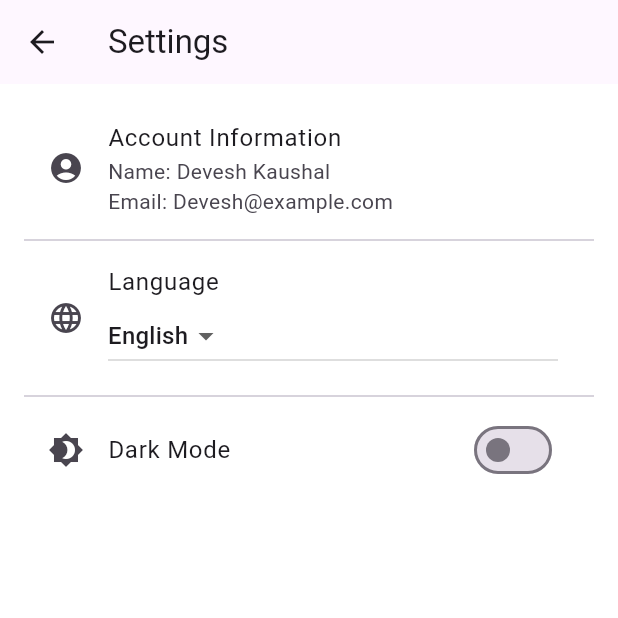
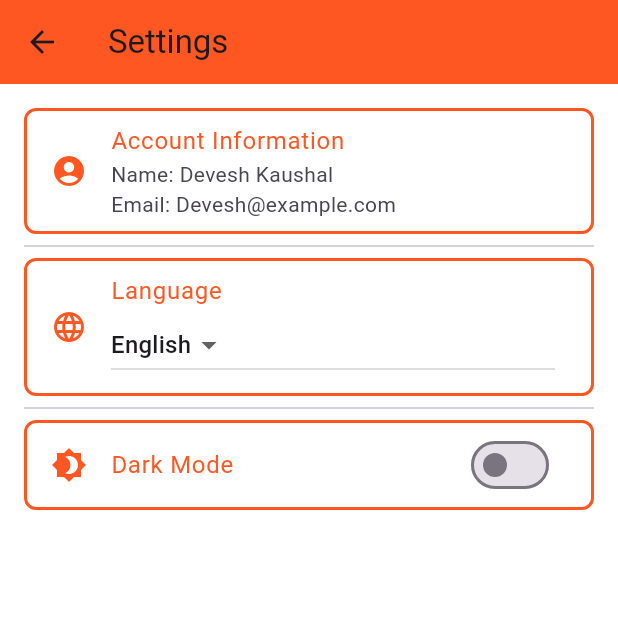
Before and after one commit to dragron-007/HSNCB, a Flutter app: the SettingsScreen screen opened by its route, on a phone screen of 412 x 824 dp, the top half of it. Run offline on Flutter 3.47's test engine with Material 3 defaults, Android fonts, the phone set to English and light mode, and no system bars.

Commit message:
Update setting.dart

```diff
--- a/lib/setting.dart
+++ b/lib/setting.dart
@@ -18,12 +18,21 @@ class _SettingsScreenState extends State<SettingsScreen> {
     return Scaffold(
       appBar: AppBar(
         title: Text('Settings'),
+        backgroundColor: Colors.deepOrange, // Improved Deep Orange color
       ),
       body: ListView(
         padding: EdgeInsets.all(16.0),
         children: [
-          ListTile(
-            title: Text('Account Information'),
+          Container(
+            decoration: BoxDecoration(
+              border: Border.all(color: Colors.deepOrange, width: 2.0),
+              borderRadius: BorderRadius.circular(8.0),
+            ),
+            child: ListTile(
+              title: Text(
+                'Account Information',
+                style: TextStyle(color: Colors.deepOrange),
+              ),
               subtitle: Column(
                 crossAxisAlignment: CrossAxisAlignment.start,
                 children: [
@@ -31,7 +40,7 @@ class _SettingsScreenState extends State<SettingsScreen> {
                   Text('Email: $userEmail'),
                 ],
               ),
-            leading: Icon(Icons.account_circle),
+              leading: Icon(Icons.account_circle, color: Colors.deepOrange),
               onTap: () {
                 Navigator.push(
                   context,
@@ -39,9 +48,18 @@ class _SettingsScreenState extends State<SettingsScreen> {
                 );
               },
             ),
+          ),
           Divider(),
-          ListTile(
-            title: Text('Language'),
+          Container(
+            decoration: BoxDecoration(
+              border: Border.all(color: Colors.deepOrange, width: 2.0),
+              borderRadius: BorderRadius.circular(8.0),
+            ),
+            child: ListTile(
+              title: Text(
+                'Language',
+                style: TextStyle(color: Colors.deepOrange),
+              ),
               subtitle: DropdownButton(
                 value: selectedLanguage,
                 items: supportedLanguages.map((lang) {
@@ -57,11 +75,20 @@ class _SettingsScreenState extends State<SettingsScreen> {
                   });
                 },
               ),
-            leading: Icon(Icons.language),
+              leading: Icon(Icons.language, color: Colors.deepOrange),
+            ),
           ),
           Divider(),
-          ListTile(
-            title: Text('Dark Mode'),
+          Container(
+            decoration: BoxDecoration(
+              border: Border.all(color: Colors.deepOrange, width: 2.0),
+              borderRadius: BorderRadius.circular(8.0),
+            ),
+            child: ListTile(
+              title: Text(
+                'Dark Mode',
+                style: TextStyle(color: Colors.deepOrange),
+              ),
               trailing: Switch(
                 value: darkMode,
                 onChanged: (value) {
@@ -71,7 +98,8 @@ class _SettingsScreenState extends State<SettingsScreen> {
                   });
                 },
               ),
-            leading: Icon(Icons.brightness_4),
+              leading: Icon(Icons.brightness_4, color: Colors.deepOrange),
+            ),
           ),
           // ... (other list tiles remain the same)
         ],
```
Lines whose indentation alone changed are shown as unchanged.
